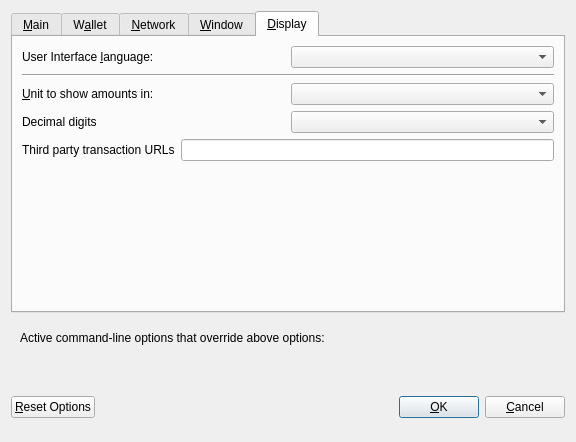
This is src/qt/forms/optionsdialog.ui in p2pcoinspro/p2p-master as Qt 5 draws it before an edit. The edited form follows.
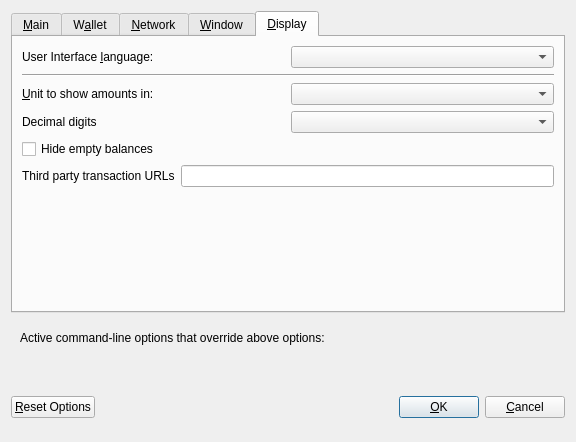
This is the edited form. The open tabs and pages were chosen to show the change. Custom widgets are drawn as their Qt base class.

Diff of the .ui file:
```diff
--- a/src/qt/forms/optionsdialog.ui
+++ b/src/qt/forms/optionsdialog.ui
@@ -466,6 +466,19 @@
          </item>
         </layout>
        </item>
+       <item>
+        <widget class="QCheckBox" name="checkBoxHideZeroBalances">
+         <property name="toolTip">
+          <string>Hide empty balances</string>
+         </property>
+         <property name="layoutDirection">
+          <enum>Qt::LeftToRight</enum>
+         </property>
+         <property name="text">
+          <string>Hide empty balances</string>
+         </property>
+        </widget>
+       </item>
        <item>
         <layout class="QHBoxLayout" name="horizontalLayout_3_Display">
          <item>
```
Left out of the diff: 9 changed lines with no effect on the pictures.
